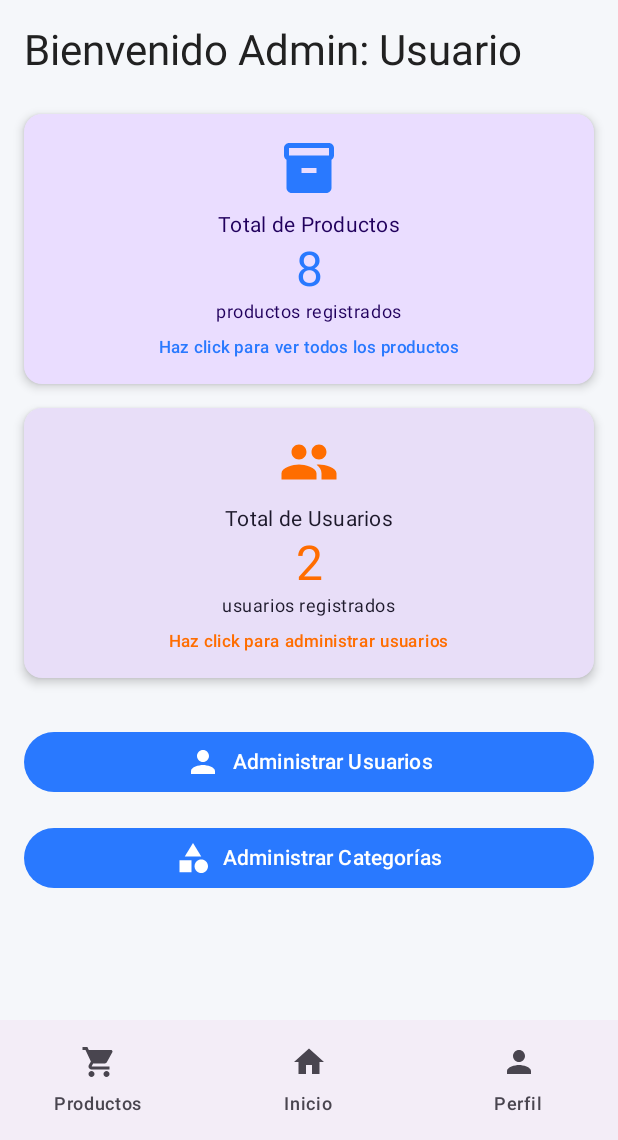
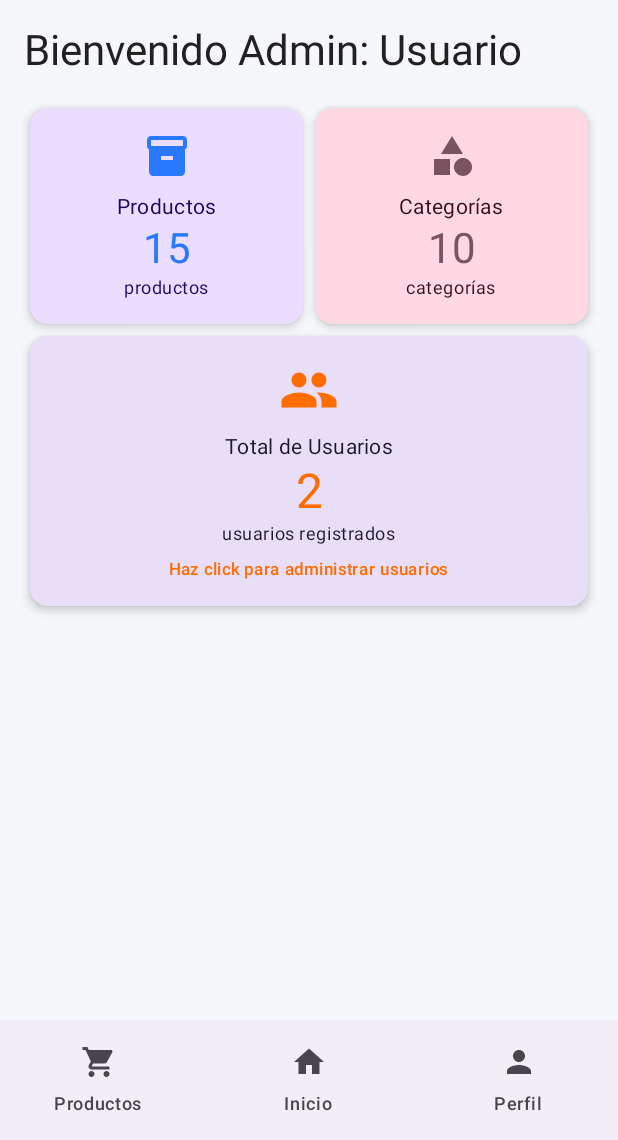
Before and after one commit to Adrian-Rivera-web/AppStockControl, an Android app built with Jetpack Compose: the HomeAdminScreen screen opened through its navigation route, on a phone screen of 412 x 824 dp, the part 96-1236 px from its top. Run offline under Robolectric (Android 15) with nearby library versions, the phone set to English and light mode, and no system bars; our stand-ins replace Room's generated code.

Commit message:
se termino la implementacion de categoria

```diff
--- a/app/src/main/java/com/example/appstockcontrol_grupo_07/navigation/NavGraph.kt
+++ b/app/src/main/java/com/example/appstockcontrol_grupo_07/navigation/NavGraph.kt
@@ -14,6 +14,9 @@ import androidx.compose.ui.platform.LocalContext
 import androidx.lifecycle.viewmodel.compose.viewModel  // ✅ AÑADIR ESTA IMPORTACIÓN
 import androidx.navigation.NavHostController
 import androidx.navigation.NavType
+import com.example.appstockcontrol_grupo_07.ui.components.adminDrawerItems
+import com.example.appstockcontrol_grupo_07.ui.components.userDrawerItems
+import com.example.appstockcontrol_grupo_07.ui.components.defaultDrawerItems
 import androidx.navigation.compose.NavHost
 import androidx.navigation.compose.composable
 import androidx.navigation.compose.currentBackStackEntryAsState
@@ -29,6 +32,7 @@ import com.example.appstockcontrol_grupo_07.ui.components.defaultDrawerItems
 import com.example.appstockcontrol_grupo_07.ui.screen.*
 import com.example.appstockcontrol_grupo_07.viewmodel.*  // ✅ ESTA DEBERÍA INCLUIR TODOS LOS VIEWMODELS
 import kotlinx.coroutines.launch
+import com.example.appstockcontrol_grupo_07.viewmodel.CategoriaViewModel
 
 @Composable
 fun AppNavGraph(
@@ -90,11 +94,51 @@ fun AppNavGraph(
     }
 
     // Lista de ítems para el drawer
-    val drawerItems = defaultDrawerItems(
+    // Lista de ítems para el drawer - DIFERENCIADA POR ROL
+    val drawerItems = if (usuarioLogueado != null) {
+        if (esAdmin) {
+            adminDrawerItems(
                 onHome = {
-            // Navegar al home correcto según el rol
-            val homeRoute = if (esAdmin) Route.HomeAdmin.path else Route.Home.path
-            navigateTo(homeRoute)
+                    navigateTo(Route.HomeAdmin.path)
+                    closeDrawer()
+                },
+                onListaUsuarios = {
+                    navigateTo(Route.Usuario.path)
+                    closeDrawer()
+                },
+                onListaProductos = {
+                    navigateTo(Route.ListaProductos.path)
+                    closeDrawer()
+                },
+                onFormularioProducto = {
+                    navigateTo(Route.FormularioProducto.path)
+                    closeDrawer()
+                },
+                onListaCategorias = {
+                    navigateTo(Route.ListaCategoria.path)
+                    closeDrawer()
+                },
+                onFormularioCategoria = {
+                    navigateTo(Route.FormularioCategoria.path)
+                    closeDrawer()
+                }
+            )
+        } else {
+            userDrawerItems(
+                onHome = {
+                    navigateTo(Route.Home.path)
+                    closeDrawer()
+                },
+                onListaProductos = {
+                    navigateTo(Route.ListaProductos.path)
+                    closeDrawer()
+                }
+            )
+        }
+    } else {
+        defaultDrawerItems(
+            onHome = {
+                navigateTo(Route.Login.path) // Redirigir a login si no está logueado
                 closeDrawer()
             },
             onLogin = {
@@ -106,6 +150,7 @@ fun AppNavGraph(
                 closeDrawer()
             }
         )
+    }
 
     // Usar ModalNavigationDrawer para el drawer lateral
     ModalNavigationDrawer(
@@ -181,11 +226,18 @@ fun AppNavGraph(
                     )
                 }
                 composable(Route.HomeAdmin.path) {
+                    val context = LocalContext.current
+                    val database = AppDatabase.getInstance(context)
+                    val categoriaRepository = CategoriaRepository(database.categoriaDao())
+                    val categoriaViewModel: CategoriaViewModel = viewModel(
+                        factory = CategoriaViewModelFactory(categoriaRepository)
+                    )
                     HomeAdminScreen(
                         navController = navController,
                         usuarioViewModel = usuarioViewModel,
                         productoViewModel = productoViewModel,
-                        adminViewModel = adminViewModel
+                        adminViewModel = adminViewModel,
+                        categoriaViewModel = categoriaViewModel
                     )
                 }
                 composable("perfil") {
--- a/app/src/main/java/com/example/appstockcontrol_grupo_07/ui/components/AppDrawer.kt
+++ b/app/src/main/java/com/example/appstockcontrol_grupo_07/ui/components/AppDrawer.kt
@@ -1,56 +1,85 @@
 package com.example.appstockcontrol_grupo_07.ui.components
 
-import androidx.compose.material.icons.Icons // Íconos Material
-import androidx.compose.material.icons.filled.Home // Ícono Home
-import androidx.compose.material.icons.filled.AccountCircle // Ícono Login
-import androidx.compose.material.icons.filled.Person // Ícono Registro
-import androidx.compose.material3.Icon // Ícono en ítem del drawer
-import androidx.compose.material3.NavigationDrawerItem // Ítem seleccionable
-import androidx.compose.material3.NavigationDrawerItemDefaults // Defaults de estilo
-import androidx.compose.material3.Text // Texto
-import androidx.compose.material3.ModalDrawerSheet // Contenedor de contenido del drawer
-import androidx.compose.runtime.Composable // Marcador composable
-import androidx.compose.ui.Modifier // Modificador
-import androidx.compose.ui.graphics.vector.ImageVector // Tipo de ícono
+import androidx.compose.material.icons.Icons
+import androidx.compose.material.icons.filled.Home
+import androidx.compose.material.icons.filled.Person
+import androidx.compose.material.icons.filled.Inventory
+import androidx.compose.material.icons.filled.Category
+import androidx.compose.material.icons.filled.Group
+import androidx.compose.material.icons.filled.Add
+import androidx.compose.material3.Icon
+import androidx.compose.material3.NavigationDrawerItem
+import androidx.compose.material3.NavigationDrawerItemDefaults
+import androidx.compose.material3.Text
+import androidx.compose.material3.ModalDrawerSheet
+import androidx.compose.runtime.Composable
+import androidx.compose.ui.Modifier
+import androidx.compose.ui.graphics.vector.ImageVector
 
-// Pequeña data class para representar cada opción del drawer
-data class DrawerItem( // Estructura de un ítem de menú lateral
-    val label: String, // Texto a mostrar
-    val icon: ImageVector, // Ícono del ítem
-    val onClick: () -> Unit // Acción al hacer click
+data class DrawerItem(
+    val label: String,
+    val icon: ImageVector,
+    val onClick: () -> Unit
 )
 
-@Composable // Componente Drawer para usar en ModalNavigationDrawer
+@Composable
 fun AppDrawer(
-    currentRoute: String?, // Ruta actual (para marcar seleccionado si quieres)
-    items: List<DrawerItem>, // Lista de ítems a mostrar
-    modifier: Modifier = Modifier // Modificador opcional
+    currentRoute: String?,
+    items: List<DrawerItem>,
+    modifier: Modifier = Modifier
 ) {
-    ModalDrawerSheet( // Hoja que contiene el contenido del drawer
-        modifier = modifier // Modificador encadenable
+    ModalDrawerSheet(
+        modifier = modifier
     ) {
-        // Recorremos las opciones y pintamos ítems
-        items.forEach { item -> // Por cada ítem
-            NavigationDrawerItem( // Ítem con estados Material
-                label = { Text(item.label) }, // Texto visible
-                selected = false, // Puedes usar currentRoute == ... si quieres marcar
-                onClick = item.onClick, // Acción al pulsar
-                icon = { Icon(item.icon, contentDescription = item.label) }, // Ícono
-                modifier = Modifier, // Sin mods extra
-                colors = NavigationDrawerItemDefaults.colors() // Estilo por defecto
+        items.forEach { item ->
+            NavigationDrawerItem(
+                label = { Text(item.label) },
+                selected = false,
+                onClick = item.onClick,
+                icon = { Icon(item.icon, contentDescription = item.label) },
+                modifier = Modifier,
+                colors = NavigationDrawerItemDefaults.colors()
             )
         }
     }
 }
 
-// Helper para construir la lista estándar de ítems del drawer
+// ✅ NUEVA función para ítems del drawer de administrador
+@Composable
+fun adminDrawerItems(
+    onHome: () -> Unit,
+    onListaUsuarios: () -> Unit,
+    onListaProductos: () -> Unit,
+    onFormularioProducto: () -> Unit,
+    onListaCategorias: () -> Unit,
+    onFormularioCategoria: () -> Unit
+): List<DrawerItem> = listOf(
+    DrawerItem("Inicio", Icons.Filled.Home, onHome),
+    DrawerItem("Lista Usuarios", Icons.Filled.Group, onListaUsuarios),
+    DrawerItem("Lista Productos", Icons.Filled.Inventory, onListaProductos),
+    DrawerItem("Formulario Producto", Icons.Filled.Add, onFormularioProducto),
+    DrawerItem("Lista Categorías", Icons.Filled.Category, onListaCategorias),
+    DrawerItem("Formulario Categoría", Icons.Filled.Add, onFormularioCategoria)
+)
+
+// ✅ Función para ítems del drawer de usuario normal
+@Composable
+fun userDrawerItems(
+    onHome: () -> Unit,
+    onListaProductos: () -> Unit
+): List<DrawerItem> = listOf(
+    DrawerItem("Inicio", Icons.Filled.Home, onHome),
+    DrawerItem("Lista Productos", Icons.Filled.Inventory, onListaProductos)
+)
+
+// ✅ Mantener la función original para cuando no hay usuario logueado
 @Composable
 fun defaultDrawerItems(
-    onHome: () -> Unit,   // Acción Home
-    onLogin: () -> Unit,  // Acción Login
-    onRegister: () -> Unit // Acción Registro
+    onHome: () -> Unit,
+    onLogin: () -> Unit,
+    onRegister: () -> Unit
 ): List<DrawerItem> = listOf(
-    DrawerItem("Home", Icons.Filled.Home, onHome),          // Ítem Home
-    DrawerItem("Login", Icons.Filled.AccountCircle, onLogin),       // Ítem Login
-    DrawerItem("Registro", Icons.Filled.Person, onRegister) // Ítem Registro
+    DrawerItem("Home", Icons.Filled.Home, onHome),
+    DrawerItem("Login", Icons.Filled.Person, onLogin),
+    DrawerItem("Registro", Icons.Filled.Person, onRegister)
 )
--- a/app/src/main/java/com/example/appstockcontrol_grupo_07/ui/screen/HomeAdminScreen.kt
+++ b/app/src/main/java/com/example/appstockcontrol_grupo_07/ui/screen/HomeAdminScreen.kt
@@ -4,15 +4,13 @@ import androidx.compose.foundation.layout.Column
 import androidx.compose.foundation.layout.fillMaxWidth
 import androidx.compose.foundation.layout.padding
 import androidx.compose.foundation.layout.Spacer
-import androidx.compose.foundation.layout.width
 import androidx.compose.foundation.layout.size
+import androidx.compose.foundation.layout.Row
 import androidx.compose.foundation.shape.RoundedCornerShape
 import androidx.compose.material.icons.Icons
-import androidx.compose.material.icons.filled.Person
 import androidx.compose.material.icons.filled.Inventory
 import androidx.compose.material.icons.filled.Group
-import androidx.compose.material.icons.filled.Category // ✅ NUEVO ICONO PARA CATEGORÍAS
-import androidx.compose.material3.Button
+import androidx.compose.material.icons.filled.Category
 import androidx.compose.material3.Card
 import androidx.compose.material3.CardDefaults
 import androidx.compose.material3.Icon
@@ -30,13 +28,15 @@ import com.example.appstockcontrol_grupo_07.navigation.Route
 import com.example.appstockcontrol_grupo_07.viewmodel.UsuarioViewModel
 import com.example.appstockcontrol_grupo_07.viewmodel.ProductoViewModel
 import com.example.appstockcontrol_grupo_07.viewmodel.AdminViewModel
+import com.example.appstockcontrol_grupo_07.viewmodel.CategoriaViewModel
 
 @Composable
 fun HomeAdminScreen(
     navController: NavController,
     usuarioViewModel: UsuarioViewModel,
     productoViewModel: ProductoViewModel,
-    adminViewModel: AdminViewModel
+    adminViewModel: AdminViewModel,
+    categoriaViewModel: CategoriaViewModel
 ) {
     val usuarioLogueado by usuarioViewModel.usuarioLogueado.collectAsState()
     val esAdmin by usuarioViewModel.esAdmin.collectAsState()
@@ -47,9 +47,16 @@ fun HomeAdminScreen(
     // ✅ Obtener la lista de usuarios del AdminViewModel
     val adminState by adminViewModel.uiState.collectAsState()
 
+    // ✅ Obtener el estado de categorías
+    val categoriaState by categoriaViewModel.uiState.collectAsState()
+
+    // ✅ Extraer la lista de categorías del estado
+    val categorias = categoriaState.categorias
+
     println("DEBUG: HomeAdminScreen - Usuario: $usuarioLogueado, esAdmin: $esAdmin")
     println("DEBUG: HomeAdminScreen - Cantidad de productos: ${productos.size}")
     println("DEBUG: HomeAdminScreen - Cantidad de usuarios: ${adminState.usuarios.size}")
+    println("DEBUG: HomeAdminScreen - Cantidad de categorías: ${categorias.size}")
 
     // ✅ VERIFICAR SI ES ADMINISTRADOR - SI NO LO ES, REDIRIGIR
     if (!esAdmin && usuarioLogueado != null) {
@@ -70,18 +77,23 @@ fun HomeAdminScreen(
 
         Spacer(modifier = Modifier.padding(8.dp))
 
-        // ✅ CAJITA/STATS CARD - CANTIDAD DE PRODUCTOS (CLICKEABLE)
+        // ✅ FILA 1: PRODUCTOS Y CATEGORÍAS
+        Column {
+            // Fila para productos y categorías (50% cada uno)
+            Row(
+                modifier = Modifier.fillMaxWidth()
+            ) {
+                // ✅ CAJITA DE PRODUCTOS (CLICKEABLE)
                 Card(
                     modifier = Modifier
-                .fillMaxWidth()
-                .padding(vertical = 8.dp),
+                        .weight(1f)
+                        .padding(4.dp),
                     shape = RoundedCornerShape(12.dp),
                     elevation = CardDefaults.cardElevation(defaultElevation = 4.dp),
                     colors = CardDefaults.cardColors(
                         containerColor = MaterialTheme.colorScheme.primaryContainer
                     ),
                     onClick = {
-                // ✅ Al hacer click en la cajita, navega a la lista de productos
                         navController.navigate(Route.ListaProductos.path)
                     }
                 ) {
@@ -94,52 +106,93 @@ fun HomeAdminScreen(
                         Icon(
                             imageVector = Icons.Default.Inventory,
                             contentDescription = "Total Productos",
-                    modifier = Modifier.size(40.dp),
+                            modifier = Modifier.size(32.dp),
                             tint = MaterialTheme.colorScheme.primary
                         )
 
                         Spacer(modifier = Modifier.padding(4.dp))
 
                         Text(
-                    text = "Total de Productos",
+                            text = "Productos",
                             style = MaterialTheme.typography.bodyMedium,
                             color = MaterialTheme.colorScheme.onPrimaryContainer
                         )
 
                         Text(
                             text = productos.size.toString(),
-                    style = MaterialTheme.typography.headlineLarge,
+                            style = MaterialTheme.typography.headlineMedium,
                             color = MaterialTheme.colorScheme.primary
                         )
 
                         Text(
-                    text = if (productos.size == 1) "producto registrado" else "productos registrados",
+                            text = if (productos.size == 1) "producto" else "productos",
                             style = MaterialTheme.typography.bodySmall,
                             color = MaterialTheme.colorScheme.onPrimaryContainer
-                )
-
-                // ✅ Texto indicando que es clickeable
-                Text(
-                    text = "Haz click para ver todos los productos",
-                    style = MaterialTheme.typography.labelSmall,
-                    color = MaterialTheme.colorScheme.primary,
-                    modifier = Modifier.padding(top = 8.dp)
                         )
                     }
                 }
 
-        // ✅ NUEVA CAJITA/STATS CARD - CANTIDAD DE USUARIOS (CLICKEABLE)
+                // ✅ CAJITA DE CATEGORÍAS (CLICKEABLE) - AHORA EN PRIMERA FILA
+                Card(
+                    modifier = Modifier
+                        .weight(1f)
+                        .padding(4.dp),
+                    shape = RoundedCornerShape(12.dp),
+                    elevation = CardDefaults.cardElevation(defaultElevation = 4.dp),
+                    colors = CardDefaults.cardColors(
+                        containerColor = MaterialTheme.colorScheme.tertiaryContainer
+                    ),
+                    onClick = {
+                        navController.navigate(Route.ListaCategoria.path)
+                    }
+                ) {
+                    Column(
+                        modifier = Modifier
+                            .fillMaxWidth()
+                            .padding(16.dp),
+                        horizontalAlignment = Alignment.CenterHorizontally
+                    ) {
+                        Icon(
+                            imageVector = Icons.Default.Category,
+                            contentDescription = "Total Categorías",
+                            modifier = Modifier.size(32.dp),
+                            tint = MaterialTheme.colorScheme.tertiary
+                        )
+
+                        Spacer(modifier = Modifier.padding(4.dp))
+
+                        Text(
+                            text = "Categorías",
+                            style = MaterialTheme.typography.bodyMedium,
+                            color = MaterialTheme.colorScheme.onTertiaryContainer
+                        )
+
+                        Text(
+                            text = categorias.size.toString(),
+                            style = MaterialTheme.typography.headlineMedium,
+                            color = MaterialTheme.colorScheme.tertiary
+                        )
+
+                        Text(
+                            text = if (categorias.size == 1) "categoría" else "categorías",
+                            style = MaterialTheme.typography.bodySmall,
+                            color = MaterialTheme.colorScheme.onTertiaryContainer
+                        )
+                    }
+                }
+            }
+
+            // ✅ FILA 2: USUARIOS (OCUPA EL 100% DEL ANCHO) - AHORA EN SEGUNDA FILA
             Card(
                 modifier = Modifier
                     .fillMaxWidth()
-                .padding(vertical = 8.dp),
+                    .padding(4.dp),
                 shape = RoundedCornerShape(12.dp),
                 elevation = CardDefaults.cardElevation(defaultElevation = 4.dp),
                 colors = CardDefaults.cardColors(
                     containerColor = MaterialTheme.colorScheme.secondaryContainer
                 ),
                 onClick = {
-                // ✅ Al hacer click en la cajita, navega a la lista de usuarios
                     navController.navigate(Route.Usuario.path)
                 }
             ) {
@@ -185,43 +238,6 @@ fun HomeAdminScreen(
                     )
                 }
             }
-
-        Spacer(modifier = Modifier.padding(8.dp))
-
-        // ✅ BOTÓN PARA ADMINISTRAR USUARIOS
-        Button(
-            onClick = {
-                println("DEBUG: HomeAdminScreen - Navegando a UsuarioScreen")
-                navController.navigate(Route.Usuario.path)
-            },
-            modifier = Modifier
-                .fillMaxWidth()
-                .padding(vertical = 8.dp)
-        ) {
-            Icon(
-                imageVector = Icons.Default.Person,
-                contentDescription = "Usuarios"
-            )
-            Spacer(modifier = Modifier.width(8.dp))
-            Text("Administrar Usuarios")
-        }
-
-        // ✅ NUEVO BOTÓN PARA ADMINISTRAR CATEGORÍAS
-        Button(
-            onClick = {
-                println("DEBUG: HomeAdminScreen - Navegando a ListaCategorias")
-                navController.navigate(Route.ListaCategoria.path)
-            },
-            modifier = Modifier
-                .fillMaxWidth()
-                .padding(vertical = 8.dp)
-        ) {
-            Icon(
-                imageVector = Icons.Default.Category, // ✅ Icono de categorías
-                contentDescription = "Categorías"
-            )
-            Spacer(modifier = Modifier.width(8.dp))
-            Text("Administrar Categorías")
         }
     }
 }
--- a/app/src/main/java/com/example/appstockcontrol_grupo_07/viewmodel/FormularioProductoViewModelFactory.kt
+++ b/app/src/main/java/com/example/appstockcontrol_grupo_07/viewmodel/FormularioProductoViewModelFactory.kt
@@ -3,15 +3,17 @@ package com.example.appstockcontrol_grupo_07.viewmodel
 import androidx.lifecycle.ViewModel
 import androidx.lifecycle.ViewModelProvider
 import com.example.appstockcontrol_grupo_07.data.repository.ProductoRepository
+import com.example.appstockcontrol_grupo_07.data.repository.CategoriaRepository // ✅ NUEVO
 
 class FormularioProductoViewModelFactory(
-    private val repository: ProductoRepository
+    private val productoRepository: ProductoRepository,
+    private val categoriaRepository: CategoriaRepository // ✅ NUEVO
 ) : ViewModelProvider.Factory {
 
     @Suppress("UNCHECKED_CAST")
     override fun <T : ViewModel> create(modelClass: Class<T>): T {
         if (modelClass.isAssignableFrom(FormularioProductoViewModel::class.java)) {
-            return FormularioProductoViewModel(repository) as T
+            return FormularioProductoViewModel(productoRepository, categoriaRepository) as T
         }
         throw IllegalArgumentException("Unknown ViewModel class: ${modelClass.name}")
     }
```
Also changed, not shown: app/src/main/java/com/example/appstockcontrol_grupo_07/data/local/database/AppDatabase.kt (+172 -65 lines), app/src/main/java/com/example/appstockcontrol_grupo_07/ui/screen/FormularioProductoScreen.kt (+42 -3 lines), app/src/main/java/com/example/appstockcontrol_grupo_07/viewmodel/FormularioProductoViewModel.kt (+51 -5 lines). Lines whose indentation alone changed are shown as unchanged.
